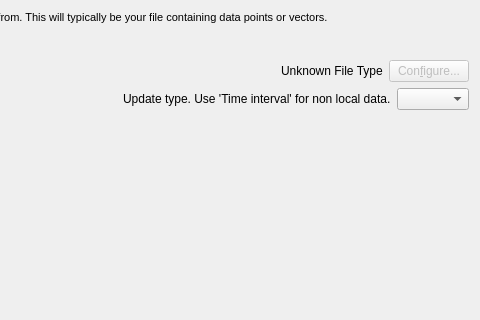
Qt form src/libkstapp/datawizardpagedatasource.ui (Kst-plot/kst) before a commit; both pictures show x 190 to 670 and y 0 to 320 of the 670 by 420 pixel window.
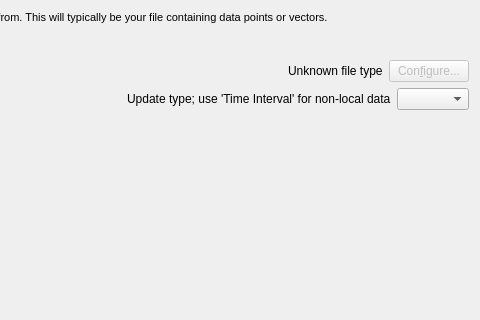
The same form after that commit. Custom widgets are drawn as their Qt base class.

```diff
--- a/src/libkstapp/datawizardpagedatasource.ui
+++ b/src/libkstapp/datawizardpagedatasource.ui
@@ -82,7 +82,7 @@
           </sizepolicy>
          </property>
          <property name="text">
-          <string>Unknown File Type</string>
+          <string>Unknown file type</string>
          </property>
          <property name="wordWrap">
           <bool>false</bool>
@@ -131,7 +131,7 @@
           </sizepolicy>
          </property>
          <property name="text">
-          <string>Update type. Use 'Time interval' for non local data.</string>
+          <string>Update type; use 'Time Interval' for non-local data</string>
          </property>
          <property name="wordWrap">
           <bool>false</bool>
```
